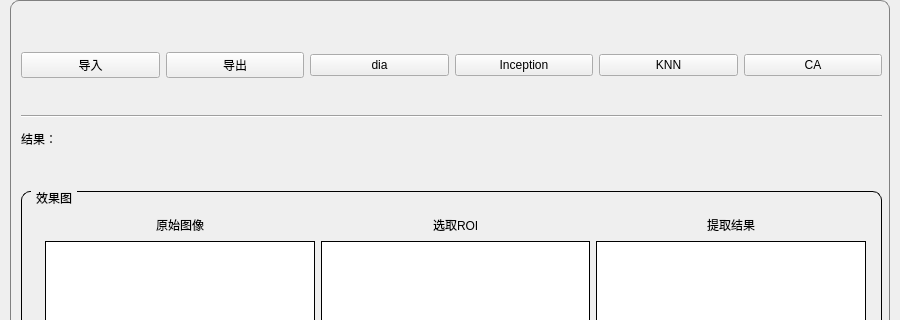
Before: the Qt Designer form page/client/ui_mainWindow.ui in shaoyeGithub/graduationDesign, drawn with Qt 5; both pictures show x 0 to 900 and y 0 to 320 of the 900 by 600 pixel window.
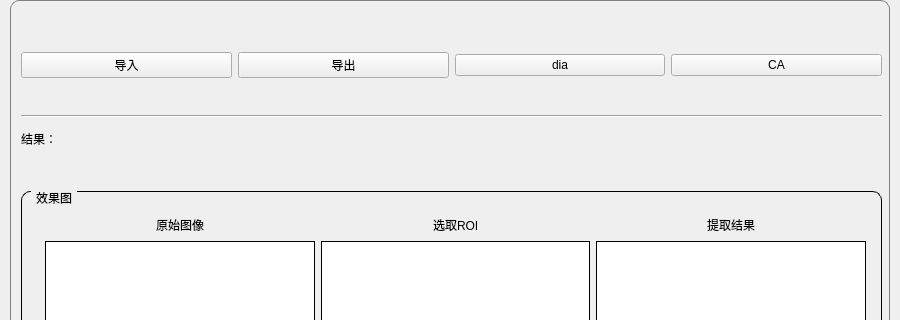
After: the same form once the commit is applied.

```diff
--- a/page/client/ui_mainWindow.ui
+++ b/page/client/ui_mainWindow.ui
@@ -74,20 +74,6 @@
             </property>
            </widget>
           </item>
-          <item>
-           <widget class="QPushButton" name="IncButton">
-            <property name="text">
-             <string>Inception</string>
-            </property>
-           </widget>
-          </item>
-          <item>
-           <widget class="QPushButton" name="knnButton">
-            <property name="text">
-             <string>KNN</string>
-            </property>
-           </widget>
-          </item>
           <item>
            <widget class="QPushButton" name="caButton">
             <property name="text">
```
Left out of the diff: 2 changed lines with no effect on the pictures.
